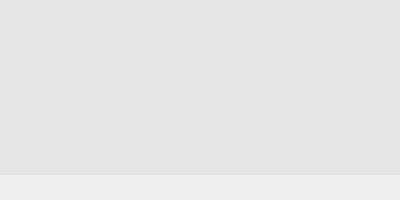
Qt form source/dialog.ui (Hatsushigure/TimeShower) before a commit.
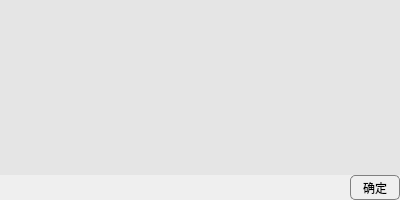
The same form after that commit. Icons and pictures are not drawn.

```diff
--- a/source/dialog.ui
+++ b/source/dialog.ui
@@ -89,6 +89,31 @@
      <height>25</height>
     </rect>
    </property>
+   <property name="styleSheet">
+    <string notr="true">QPushButton{
+	border-radius : 5px;
+	border : 1px solid gray;
+}</string>
+   </property>
+   <widget class="QPushButton" name="button1">
+    <property name="geometry">
+     <rect>
+      <x>350</x>
+      <y>0</y>
+      <width>50</width>
+      <height>25</height>
+     </rect>
+    </property>
+    <property name="styleSheet">
+     <string notr="true"/>
+    </property>
+    <property name="text">
+     <string>确定</string>
+    </property>
+    <property name="flat">
+     <bool>false</bool>
+    </property>
+   </widget>
   </widget>
  </widget>
  <resources>
```
Left out of the diff: 16 changed lines with no effect on the pictures.
